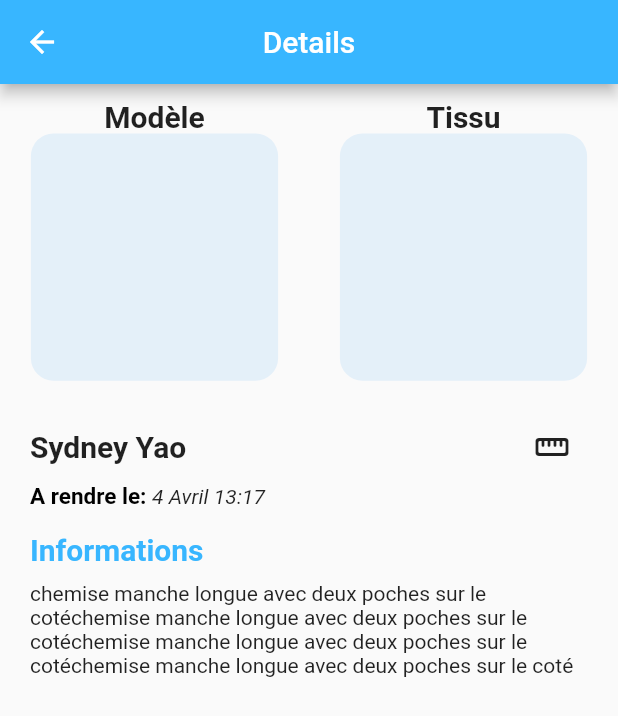
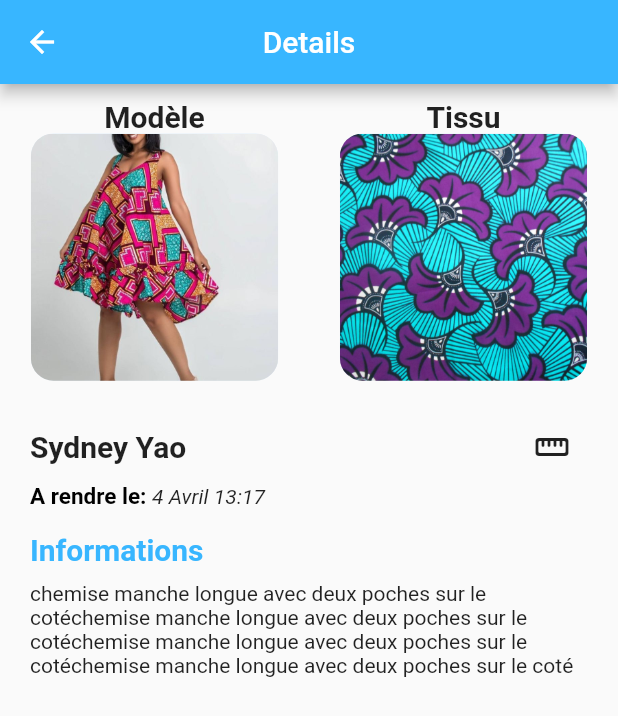
Before and after one commit to syyao/couture_manager, a Flutter app: the DetailCommande screen opened by its route, on a phone screen of 412 x 824 dp. Shown: the top 716 px of the screen. Run offline on Flutter 3.47's test engine with Material 2 defaults, Android fonts, the phone set to English and light mode, and no system bars.

Commit message:
ajout des images

```diff
--- a/lib/views/detail_Commande.dart
+++ b/lib/views/detail_Commande.dart
@@ -1,4 +1,6 @@
 import 'package:flutter/material.dart';
+
+import 'detailClients.dart';
 
 class DetailCommande extends StatefulWidget {
   static const routeName = "DetailCommande";
@@ -30,7 +32,8 @@ class _DetailCommandeState extends State<DetailCommande> {
               tag: 'model',
               child: Container(
                 width: MediaQuery.of(context).size.width,
-                color: Colors.blue.withOpacity(0.1),
+                child: Image(
+                    image: AssetImage('images/mdl.jpg'), fit: BoxFit.cover),
                 height: 400,
               ),
             ),
@@ -62,7 +65,8 @@ class _DetailCommandeState extends State<DetailCommande> {
               tag: 'tissu',
               child: Container(
                 width: MediaQuery.of(context).size.width,
-                color: Colors.blue.withOpacity(0.1),
+                child: Image(
+                    image: AssetImage('images/tss.jpg'), fit: BoxFit.cover),
                 height: 400,
               ),
             ),
@@ -110,6 +114,9 @@ class _DetailCommandeState extends State<DetailCommande> {
                         width: heigthDevice / 5,
                         decoration: BoxDecoration(
                             color: Colors.blue.withOpacity(0.1),
+                            image: DecorationImage(
+                                image: AssetImage('images/mdl.jpg'),
+                                fit: BoxFit.cover),
                             borderRadius: BorderRadius.circular(15)),
                         //   child: Image(
                         //     image: AssetImage("images/pantalon.jpg"),
@@ -135,8 +142,12 @@ class _DetailCommandeState extends State<DetailCommande> {
                         height: heigthDevice / 5,
                         width: heigthDevice / 5,
                         decoration: BoxDecoration(
-                            color: Colors.blue.withOpacity(0.1),
-                            borderRadius: BorderRadius.circular(15)),
+                          color: Colors.blue.withOpacity(0.1),
+                          borderRadius: BorderRadius.circular(15),
+                          image: DecorationImage(
+                              image: AssetImage('images/tss.jpg'),
+                              fit: BoxFit.cover),
+                        ),
                         //   child: Image(
                         //     image: AssetImage("images/pantalon.jpg"),
                         // ),
@@ -161,7 +172,10 @@ class _DetailCommandeState extends State<DetailCommande> {
                           TextStyle(fontSize: 20, fontWeight: FontWeight.bold),
                     ),
                     IconButton(
-                        icon: Icon(Icons.straighten_rounded), onPressed: () {})
+                        icon: Icon(Icons.straighten_rounded),
+                        onPressed: () {
+                          Navigator.pushNamed(context, DetailClient.routeName);
+                        })
                   ],
                 ),
                 Row(
--- a/lib/views/historiquePage.dart
+++ b/lib/views/historiquePage.dart
@@ -105,10 +105,10 @@ class HistoriquePage extends StatelessWidget {
                             width: heightDevice / 6,
                             decoration: BoxDecoration(
                                 color: Colors.blue.withOpacity(0.1),
+                                image: DecorationImage(
+                                    image: AssetImage('images/mdl.jpg'),
+                                    fit: BoxFit.cover),
                                 borderRadius: BorderRadius.circular(15)),
-                            //   child: Image(
-                            //     image: AssetImage("images/pantalon.jpg"),
-                            // ),
                           )
                         ],
                       ),
```
Also changed, not shown: lib/views/homePage.dart (+3 -4 lines), images/mdl.jpg (added), images/tss.jpg (added).
